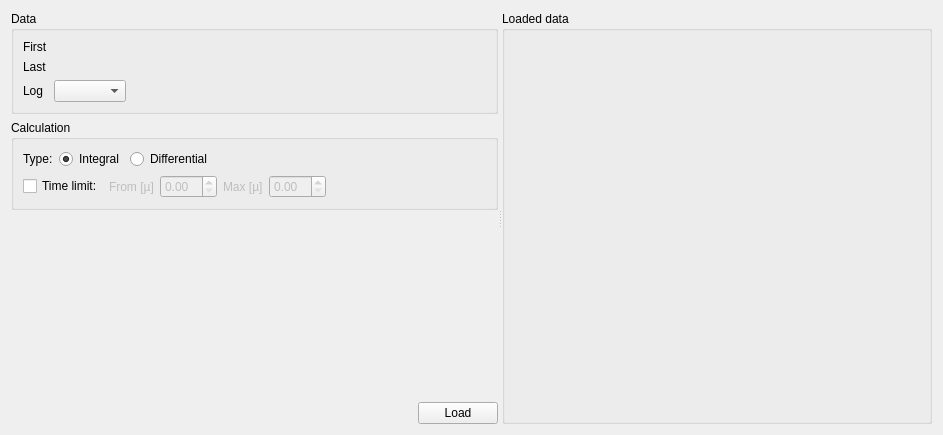
Before: the Qt Designer form Code/Mantid/MantidQt/CustomInterfaces/inc/MantidQtCustomInterfaces/Muon/ALCDataLoadingView.ui in mantidproject/mantid, drawn with Qt 5.
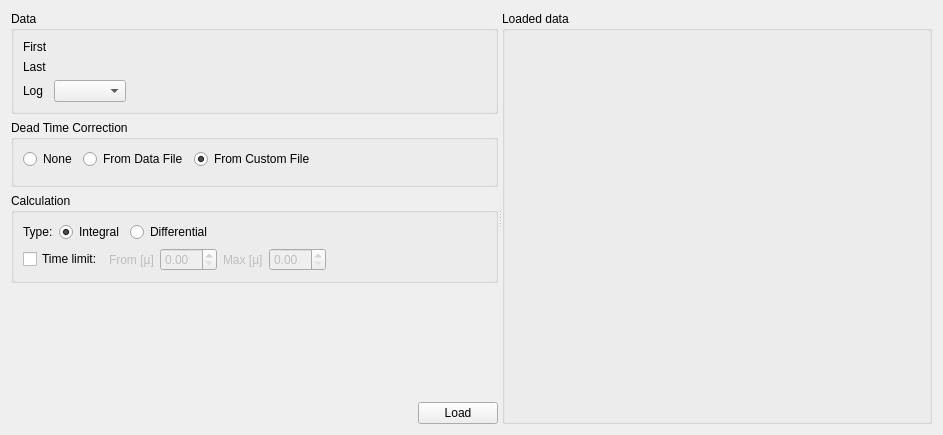
After: the same form once the commit is applied. Custom widgets are drawn as their Qt base class.

Commit message: Re #9554 updating interface widgets for dead time corrections

The edit to the form file:
```diff
--- a/Code/Mantid/MantidQt/CustomInterfaces/inc/MantidQtCustomInterfaces/Muon/ALCDataLoadingView.ui
+++ b/Code/Mantid/MantidQt/CustomInterfaces/inc/MantidQtCustomInterfaces/Muon/ALCDataLoadingView.ui
@@ -97,6 +97,85 @@
         </widget>
        </item>
        <item>
+        <widget class="QGroupBox" name="deadTimeGroup">
+         <property name="title">
+          <string>Dead Time Correction</string>
+         </property>
+          <layout class="QVBoxLayout" name="verticalLayoutDeadTime">
+           <item>
+            <layout class="QHBoxLayout" name="horizontalLayoutDeadTime">
+             <item>
+              <widget class="QRadioButton" name="none">
+               <property name="text">
+                <string>None</string>
+               </property>
+               <attribute name="buttonGroup">
+                <string notr="true">deadTimeCorrType</string>
+               </attribute>
+              </widget>
+             </item>
+             <item>
+              <widget class="QRadioButton" name="fromDataFile">
+               <property name="text">
+                <string>From Data File</string>
+               </property>
+               <attribute name="buttonGroup">
+                <string notr="true">deadTimeCorrType</string>
+               </attribute>
+              </widget>
+             </item>
+             <item>
+               <widget class="QRadioButton" name="fromCustomFile">
+                 <property name="text">
+                   <string>From Custom File</string>
+                 </property>
+                 <property name="checked">
+                   <bool>true</bool>
+                 </property>
+                 <attribute name="buttonGroup">
+                   <string notr="true">deadTimeCorrType</string>
+                 </attribute>
+               </widget>
+             </item>
+              <item>
+                <spacer name="horizontalSpacerDeadTime">
+                  <property name="orientation">
+                    <enum>Qt::Horizontal</enum>
+                  </property>
+                  <property name="sizeHint" stdset="0">
+                    <size>
+                      <width>40</width>
+                      <height>20</height>
+                    </size>
+                  </property>
+                </spacer>
+              </item>
+            </layout>
+          </item>
+            <item>
+              <layout class="QHBoxLayout" name="horizontalLayoutDeadTime_2">
+                <item>
+                  <widget class="MantidQt::MantidWidgets::MWRunFiles" name="deadTimeFile" native="true">
+                    <property name="sizePolicy">
+                      <sizepolicy hsizetype="Expanding" vsizetype="Preferred">
+                        <horstretch>0</horstretch>
+                        <verstretch>0</verstretch>
+                      </sizepolicy>
+                    </property>
+                    <property name="label" stdset="0">
+                      <string/>
+                    </property>
+                    <property name="multipleFiles" stdset="0">
+                      <bool>false</bool>
+                    </property>
+                  </widget>
+                </item>
+              </layout>
+            </item>
+          </layout>
+        </widget>
+      </item>
+        <item>
         <widget class="QGroupBox" name="groupBox_2">
          <property name="title">
           <string>Calculation</string>
```
